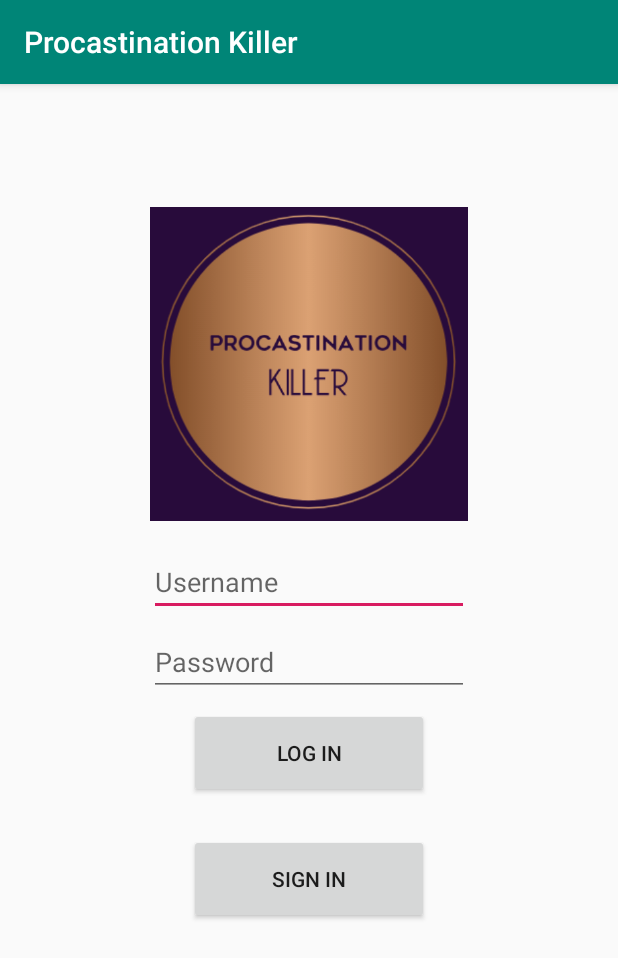
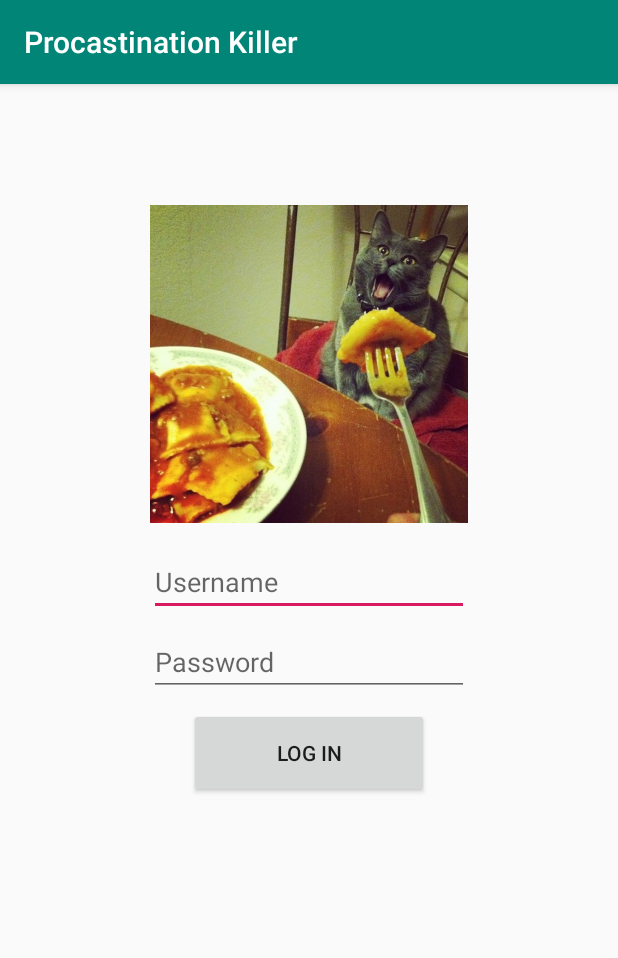
Before and after one commit to mmiranda96/procastination-killer, an Android app: the screen it shows after launch (LoginActivity), after a tap on "LOG IN", on a phone screen of 412 x 824 dp. Shown: the top 958 px of the screen. Run offline under Robolectric (Android 15) with nearby library versions, the phone set to English and light mode, and no system bars.

Commit message:
Fix login bug.

```diff
--- a/app/src/main/java/com/mmiranda96/procastinationKiller/LoginActivity.java
+++ b/app/src/main/java/com/mmiranda96/procastinationKiller/LoginActivity.java
@@ -1,8 +1,8 @@
 package com.mmiranda96.procastinationKiller;
 
 import android.content.Intent;
+import android.os.Bundle;
 import android.support.v7.app.AppCompatActivity;
-import android.os.Bundle;
 import android.view.View;
 import android.widget.EditText;
 import android.widget.Toast;
@@ -42,11 +42,9 @@ public class LoginActivity extends AppCompatActivity {
                 Intent intent = new Intent(getApplicationContext(), MainActivity.class);
                 intent.putExtra("Username", username);
                 startActivity(intent);
-            }else{
-                Toast.makeText(getApplicationContext(), "Sorry, your credentials are incorrect.", Toast.LENGTH_LONG).show();
+                return;
             }
         }
+        Toast.makeText(getApplicationContext(), "Sorry, your credentials are incorrect.", Toast.LENGTH_SHORT).show();
     }
-
-
 }
--- a/app/src/main/res/layout/activity_login.xml
+++ b/app/src/main/res/layout/activity_login.xml
@@ -16,7 +16,7 @@
         app:layout_constraintEnd_toEndOf="parent"
         app:layout_constraintStart_toStartOf="parent"
         app:layout_constraintTop_toTopOf="parent"
-        app:srcCompat="@drawable/logo" />
+        app:srcCompat="@drawable/raviolli" />
 
     <EditText
         android:id="@+id/editTextLoginUsername"
@@ -67,6 +67,7 @@
         android:layout_marginTop="24dp"
         android:layout_marginEnd="55dp"
         android:text="Sign in"
+        android:visibility="invisible"
         app:layout_constraintEnd_toEndOf="parent"
         app:layout_constraintStart_toStartOf="parent"
         app:layout_constraintTop_toBottomOf="@+id/buttonLoginSubmit" />
```
